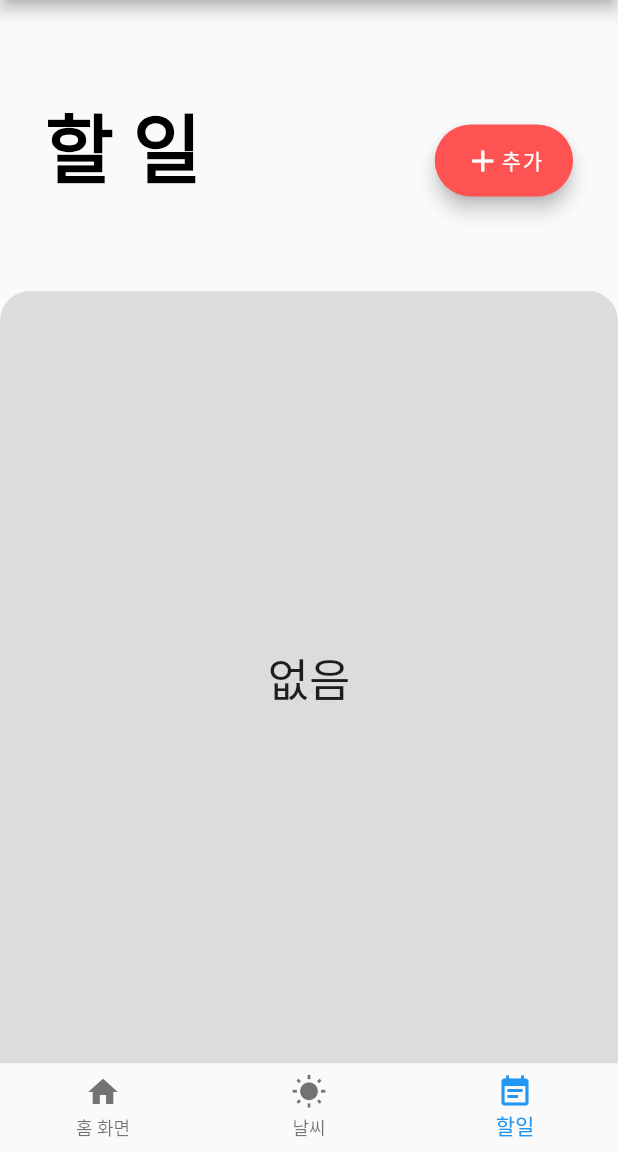
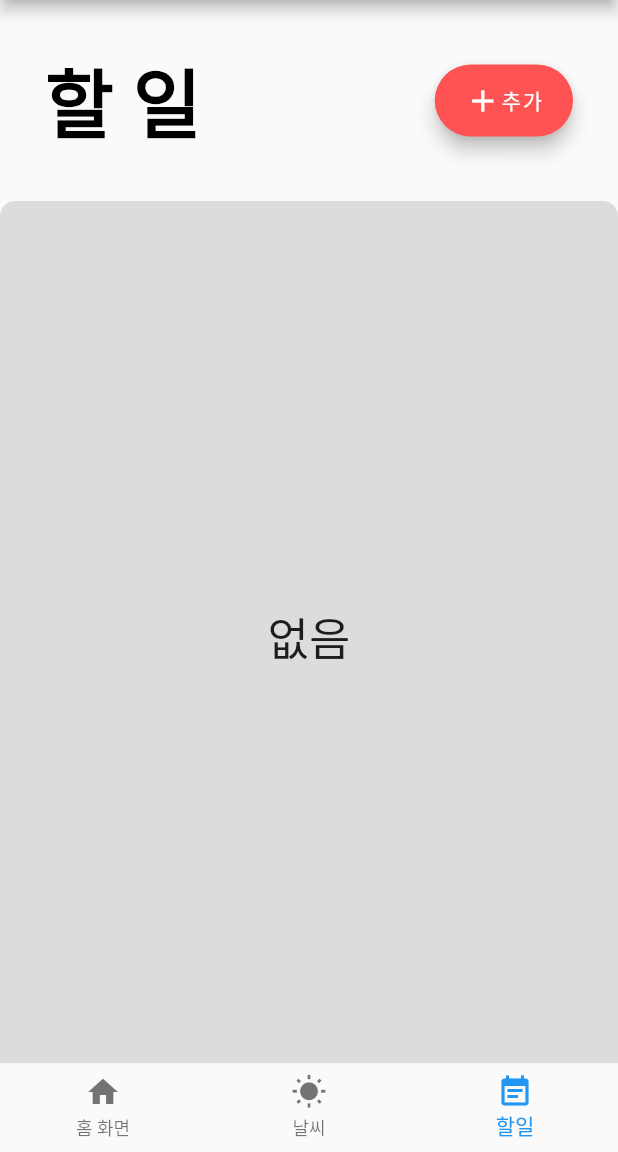
Before and after one commit to DSC-KMOU-App/OllySarang, a Flutter app: the screen it shows after launch, item 3 of the bottom bar chosen, on a phone screen of 412 x 824 dp, the part 84-1236 px from its top. Run offline on Flutter 3.47's test engine with Material 2 defaults, Android fonts, the phone set to English and light mode, and no system bars; our stand-ins replace location, shared_preferences; missing offline and left inert: intent; Roboto replaces fonts that are missing (Gothic).

Commit message:
디자인 약간 수정

```diff
--- a/SENIOR~1/lib/todolist/todolist.dart
+++ b/SENIOR~1/lib/todolist/todolist.dart
@@ -42,7 +42,8 @@ class HomeState extends State<Home> with SingleTickerProviderStateMixin{
           children: <Widget>[
             Container(
               padding: EdgeInsets.only(
-                  top: 60.0, left: 30.0, right: 30.0, bottom: 50.0),
+                  top: 30.0, left: 30.0, right: 30.0, bottom: 30.0
+              ),
               child: Text(
                 '할 일',
                 style: TextStyle(
@@ -54,7 +55,7 @@ class HomeState extends State<Home> with SingleTickerProviderStateMixin{
             ),
             Container(
               padding: EdgeInsets.only(
-                  top: 30.0, right: 30.0
+                  top: 30.0, right: 30.0, bottom: 30.0
               ),
               child: FloatingActionButton.extended(
                 elevation: 5.0,
@@ -71,23 +72,26 @@ class HomeState extends State<Home> with SingleTickerProviderStateMixin{
             ),
           ],
         ),
-        SizedBox(height: 10),
         Expanded(
           child: Container(
             padding: EdgeInsets.symmetric(horizontal: 10.0),
             decoration: BoxDecoration(
               color: Colors.black12,
               borderRadius: BorderRadius.only(
-                topLeft: Radius.circular(20.0),
-                topRight: Radius.circular(20.0),
+                topLeft: Radius.circular(10.0),
+                topRight: Radius.circular(10.0),
               ),
             ),
-            child: list.isEmpty ? emptyList() : buildListView(),
+            child: Column(
+              children: <Widget>[
+                SizedBox(height: 5.0,),
+                Flexible(child: list.isEmpty ? emptyList() : buildListView()),
+              ],
+            ),
           ),
         ),
       ],
     );
-
   }
 
   Widget emptyList(){
@@ -114,16 +118,23 @@ class HomeState extends State<Home> with SingleTickerProviderStateMixin{
     return Card(
         child: ListTile(
           onTap: () => changeItemCompleteness(item),
-          leading: Icon(item.completed
-              ? Icons.check_box
-              : Icons.check_box_outline_blank,
-            key: Key('completed-icon-$index'),
+          leading: Column(
+            mainAxisSize: MainAxisSize.max,
+            mainAxisAlignment: MainAxisAlignment.center,
+            children: <Widget>[
+              Icon(item.completed
+                  ? Icons.check_box
+                  : Icons.check_box_outline_blank,
+                key: Key('completed-icon-$index'),
+              ),
+            ],
           ),
           title: Text(
             item.title,
             key: Key('item-$index'),
             style: TextStyle(
-                fontSize: 25,
+                fontSize: 20,
+                fontWeight: FontWeight.bold,
                 color: item.completed ? Colors.grey : Colors.black,
                 decoration: item.completed ? TextDecoration.lineThrough : null
             ),
@@ -134,14 +145,14 @@ class HomeState extends State<Home> with SingleTickerProviderStateMixin{
                 ButtonTheme(
                     minWidth:8,
                     child:FlatButton(
-                        child:Text("수정",style: TextStyle(fontSize: 15),),
+                        child:Text("수정",style: TextStyle(fontSize: 15, fontWeight: FontWeight.w700,),),
                         onPressed: () => goToEditItemView(item)
                     )
                 ),
                 ButtonTheme(
                     minWidth:8,
                     child:FlatButton(
-                        child:Text("삭제",style: TextStyle(fontSize: 15),),
+                        child:Text("삭제",style: TextStyle(fontSize: 15, fontWeight: FontWeight.w700,),),
                         onPressed: () {
                           showDialog(
                               context: context,
@@ -154,7 +165,7 @@ class HomeState extends State<Home> with SingleTickerProviderStateMixin{
                                 ),
                                 actions: <Widget>[
                                   FlatButton(
-                                    child: Text("취소",style: TextStyle(fontSize: 30)),
+                                    child: Text("취소",style: TextStyle(fontSize: 30,)),
                                     onPressed: (){
                                       setState(() {
                                         Navigator.pop(context);
@@ -162,7 +173,7 @@ class HomeState extends State<Home> with SingleTickerProviderStateMixin{
                                     },
                                   ),
                                   FlatButton(
-                                    child: Text("확인",style: TextStyle(fontSize: 30)),
+                                    child: Text("삭제",style: TextStyle(fontSize: 30)),
                                     onPressed: (){
                                       setState(() {
                                         removeItem(item);
```
